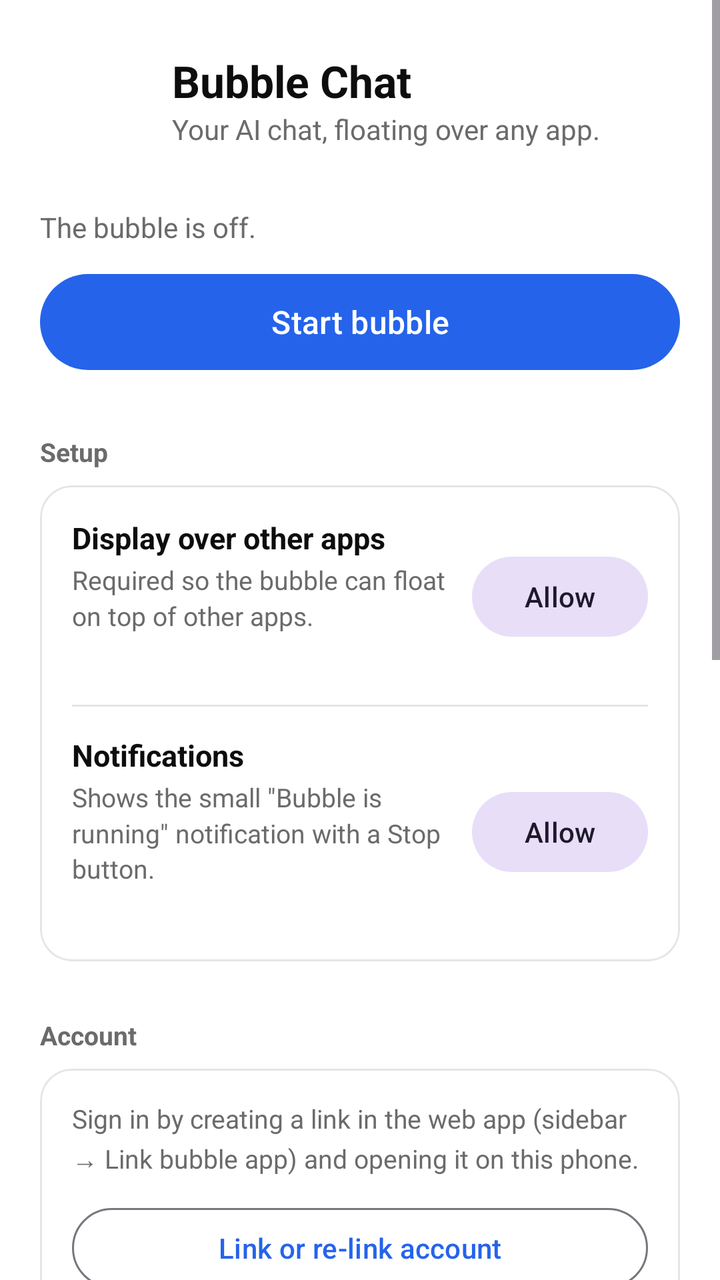
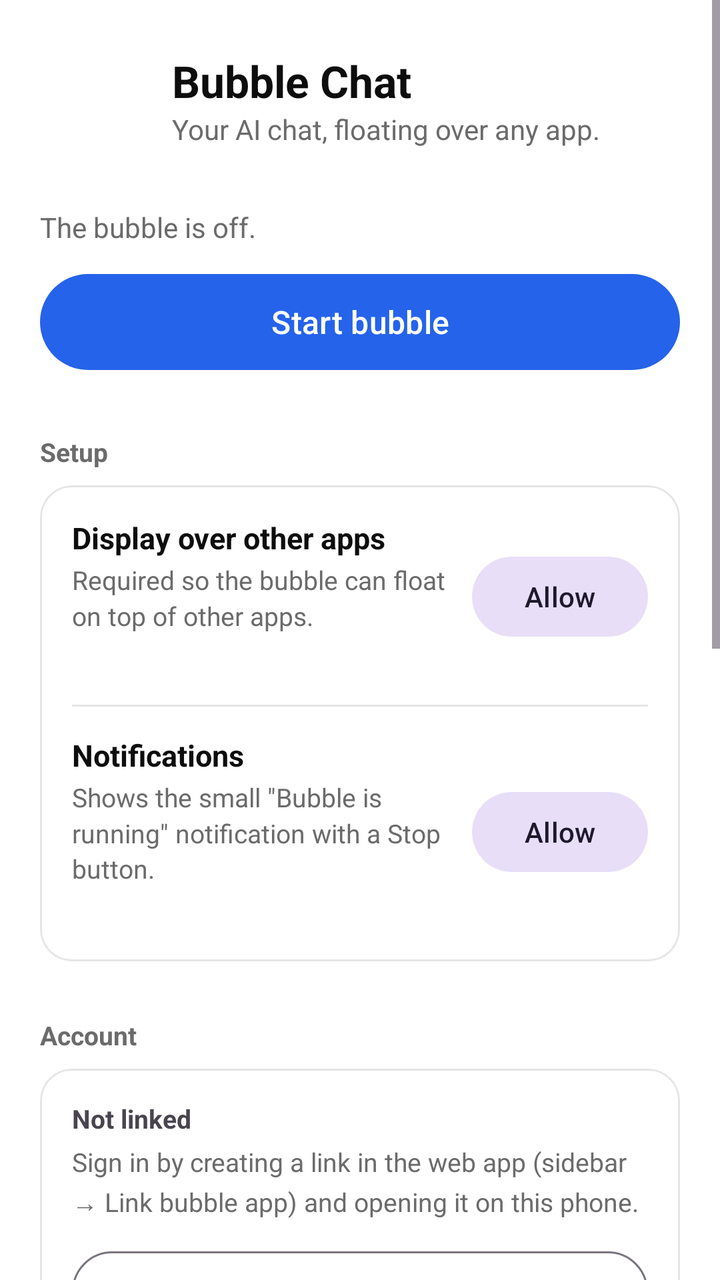

An Android layout rendered at two revisions. The XML below is the earlier revision; the diff shows what the commit changed to produce the second picture.
<!-- AndroidManifest.xml: application theme Theme.BubbleChat -->
<!-- res/layout/activity_main.xml -->
<?xml version="1.0" encoding="utf-8"?>
<ScrollView xmlns:android="http://schemas.android.com/apk/res/android"
    xmlns:app="http://schemas.android.com/apk/res-auto"
    android:id="@+id/scroll"
    android:layout_width="match_parent"
    android:layout_height="match_parent"
    android:fillViewport="true">

    <LinearLayout
        android:layout_width="match_parent"
        android:layout_height="wrap_content"
        android:orientation="vertical"
        android:paddingHorizontal="20dp"
        android:paddingVertical="24dp">

        
        <LinearLayout
            android:layout_width="match_parent"
            android:layout_height="wrap_content"
            android:gravity="center_vertical"
            android:orientation="horizontal">

            <ImageView
                android:layout_width="52dp"
                android:layout_height="52dp"
                android:contentDescription="@null"
                android:src="@mipmap/ic_launcher" />

            <LinearLayout
                android:layout_width="0dp"
                android:layout_height="wrap_content"
                android:layout_marginStart="14dp"
                android:layout_weight="1"
                android:orientation="vertical">

                <TextView
                    android:layout_width="wrap_content"
                    android:layout_height="wrap_content"
                    android:text="@string/app_name"
                    android:textColor="@color/text_primary"
                    android:textSize="22sp"
                    android:textStyle="bold" />

                <TextView
                    android:layout_width="wrap_content"
                    android:layout_height="wrap_content"
                    android:text="@string/tagline"
                    android:textColor="@color/text_secondary"
                    android:textSize="14sp" />
            </LinearLayout>
        </LinearLayout>

        
        <TextView
            android:id="@+id/bubbleStatus"
            android:layout_width="match_parent"
            android:layout_height="wrap_content"
            android:layout_marginTop="28dp"
            android:textColor="@color/text_secondary"
            android:textSize="14sp"
            android:text="@string/bubble_stopped" />

        <com.google.android.material.button.MaterialButton
            android:id="@+id/toggleBubble"
            android:layout_width="match_parent"
            android:layout_height="56dp"
            android:layout_marginTop="10dp"
            android:text="@string/start_bubble"
            android:textSize="16sp"
            app:cornerRadius="28dp" />

        
        <TextView
            style="@style/SectionTitle"
            android:text="@string/section_setup" />

        <com.google.android.material.card.MaterialCardView style="@style/Card">

            <LinearLayout
                android:layout_width="match_parent"
                android:layout_height="wrap_content"
                android:orientation="vertical"
                android:padding="16dp">

                <LinearLayout style="@style/SetupRow">

                    <LinearLayout style="@style/SetupText">

                        <TextView
                            style="@style/RowTitle"
                            android:text="@string/overlay_title" />

                        <TextView
                            style="@style/RowDesc"
                            android:text="@string/overlay_desc" />

                        <TextView
                            android:id="@+id/overlayStatus"
                            style="@style/RowStatus" />
                    </LinearLayout>

                    <com.google.android.material.button.MaterialButton
                        android:id="@+id/grantOverlay"
                        style="@style/Widget.Material3.Button.TonalButton"
                        android:layout_width="wrap_content"
                        android:layout_height="wrap_content"
                        android:text="@string/action_allow" />
                </LinearLayout>

                <View
                    android:id="@+id/notificationsDivider"
                    android:layout_width="match_parent"
                    android:layout_height="1dp"
                    android:layout_marginVertical="14dp"
                    android:background="@color/panel_border" />

                <LinearLayout
                    android:id="@+id/notificationsRow"
                    style="@style/SetupRow">

                    <LinearLayout style="@style/SetupText">

                        <TextView
                            style="@style/RowTitle"
                            android:text="@string/notifications_title" />

                        <TextView
                            style="@style/RowDesc"
                            android:text="@string/notifications_desc" />

                        <TextView
                            android:id="@+id/notificationsStatus"
                            style="@style/RowStatus" />
                    </LinearLayout>

                    <com.google.android.material.button.MaterialButton
                        android:id="@+id/grantNotifications"
                        style="@style/Widget.Material3.Button.TonalButton"
                        android:layout_width="wrap_content"
                        android:layout_height="wrap_content"
                        android:text="@string/action_allow" />
                </LinearLayout>
            </LinearLayout>
        </com.google.android.material.card.MaterialCardView>

        
        <TextView
            style="@style/SectionTitle"
            android:text="@string/section_account" />

        <com.google.android.material.card.MaterialCardView style="@style/Card">

            <LinearLayout
                android:layout_width="match_parent"
                android:layout_height="wrap_content"
                android:orientation="vertical"
                android:padding="16dp">

                <TextView
                    style="@style/RowDesc"
                    android:layout_marginTop="0dp"
                    android:text="@string/account_desc" />

                <com.google.android.material.button.MaterialButton
                    android:id="@+id/relink"
                    style="@style/Widget.Material3.Button.OutlinedButton"
                    android:layout_width="match_parent"
                    android:layout_height="wrap_content"
                    android:layout_marginTop="12dp"
                    android:text="@string/relink" />

                <com.google.android.material.button.MaterialButton
                    android:id="@+id/openWebApp"
                    style="@style/Widget.Material3.Button.TextButton"
                    android:layout_width="match_parent"
                    android:layout_height="wrap_content"
                    android:text="@string/open_web_app" />
            </LinearLayout>
        </com.google.android.material.card.MaterialCardView>

        
        <TextView
            style="@style/SectionTitle"
            android:text="@string/section_background" />

        <com.google.android.material.card.MaterialCardView style="@style/Card">

            <LinearLayout
                android:layout_width="match_parent"
                android:layout_height="wrap_content"
                android:orientation="vertical"
                android:padding="16dp">

                <TextView
                    android:id="@+id/batteryDesc"
                    style="@style/RowDesc"
                    android:layout_marginTop="0dp"
                    android:text="@string/battery_desc" />

                <com.google.android.material.button.MaterialButton
                    android:id="@+id/battery"
                    style="@style/Widget.Material3.Button.OutlinedButton"
                    android:layout_width="match_parent"
                    android:layout_height="wrap_content"
                    android:layout_marginTop="12dp"
                    android:text="@string/battery_action" />

                <TextView
                    android:id="@+id/unusedDesc"
                    style="@style/RowDesc"
                    android:layout_marginTop="16dp"
                    android:text="@string/unused_desc" />

                <com.google.android.material.button.MaterialButton
                    android:id="@+id/unusedApps"
                    style="@style/Widget.Material3.Button.OutlinedButton"
                    android:layout_width="match_parent"
                    android:layout_height="wrap_content"
                    android:layout_marginTop="8dp"
                    android:text="@string/unused_action" />

                <TextView
                    style="@style/RowDesc"
                    android:layout_marginTop="16dp"
                    android:text="@string/oem_help" />

                <com.google.android.material.button.MaterialButton
                    android:id="@+id/appSettings"
                    style="@style/Widget.Material3.Button.TextButton"
                    android:layout_width="match_parent"
                    android:layout_height="wrap_content"
                    android:text="@string/open_app_settings" />
            </LinearLayout>
        </com.google.android.material.card.MaterialCardView>

        <TextView
            android:id="@+id/version"
            android:layout_width="match_parent"
            android:layout_height="wrap_content"
            android:layout_marginTop="24dp"
            android:gravity="center"
            android:textColor="@color/text_secondary"
            android:textSize="12sp" />
    </LinearLayout>
</ScrollView>
<!-- resources referenced by this layout -->
<resources>
  <color name="panel_border">#1A000000</color>
  <color name="text_primary">#0D0D0D</color>
  <color name="text_secondary">#6B6B6B</color>
  <string name="account_desc">Sign in by creating a link in the web app (sidebar → Link bubble app) and opening it on this phone.</string>
  <string name="action_allow">Allow</string>
  <string name="app_name">Bubble Chat</string>
  <string name="battery_action">Allow background use</string>
  <string name="battery_desc">Some phones stop background apps to save battery, which closes the bubble.</string>
  <string name="bubble_stopped">The bubble is off.</string>
  <string name="notifications_desc">Shows the small \"Bubble is running\" notification with a Stop button.</string>
  <string name="notifications_title">Notifications</string>
  <string name="oem_help">On Xiaomi, Oppo, Vivo, Huawei, Realme or OnePlus, also open Settings → Apps → Bubble Chat and turn on Autostart and \"Display pop-up windows while running in the background\" (names vary by phone).</string>
  <string name="open_app_settings">Open app settings</string>
  <string name="open_web_app">Open web app</string>
  <string name="overlay_desc">Required so the bubble can float on top of other apps.</string>
  <string name="overlay_title">Display over other apps</string>
  <string name="relink">Link or re-link account</string>
  <string name="section_account">Account</string>
  <string name="section_background">Keep it running</string>
  <string name="section_setup">Setup</string>
  <string name="start_bubble">Start bubble</string>
  <string name="tagline">Your AI chat, floating over any app.</string>
  <string name="unused_action">Don\'t pause if unused</string>
  <string name="unused_desc">Android pauses apps you haven\'t opened for a few months, which would stop the bubble. Turn off "Pause app activity if unused".</string>
  <style name="Card" parent="Widget.Material3.CardView.Outlined">
          <item name="android:layout_width">match_parent</item>
          <item name="android:layout_height">wrap_content</item>
          <item name="cardBackgroundColor">@color/screen_background</item>
          <item name="strokeColor">@color/panel_border</item>
          <item name="cardCornerRadius">16dp</item>
      </style>
  <style name="RowStatus">
          <item name="android:layout_width">wrap_content</item>
          <item name="android:layout_height">wrap_content</item>
          <item name="android:layout_marginTop">4dp</item>
          <item name="android:textSize">13sp</item>
          <item name="android:textStyle">bold</item>
      </style>
  <style name="RowTitle">
          <item name="android:layout_width">wrap_content</item>
          <item name="android:layout_height">wrap_content</item>
          <item name="android:textColor">@color/text_primary</item>
          <item name="android:textSize">15sp</item>
          <item name="android:textStyle">bold</item>
      </style>
  <style name="SetupRow">
          <item name="android:layout_width">match_parent</item>
          <item name="android:layout_height">wrap_content</item>
          <item name="android:orientation">horizontal</item>
          <item name="android:gravity">center_vertical</item>
      </style>
  <style name="SetupText">
          <item name="android:layout_width">0dp</item>
          <item name="android:layout_height">wrap_content</item>
          <item name="android:layout_weight">1</item>
          <item name="android:layout_marginEnd">12dp</item>
          <item name="android:orientation">vertical</item>
      </style>
  <style name="Theme.BubbleChat" parent="Theme.Material3.DayNight.NoActionBar">
          <item name="colorPrimary">@color/brand</item>
          <item name="colorOnPrimary">#FFFFFF</item>
          <item name="android:windowBackground">@color/screen_background</item>
      </style>
  <color name="ic_launcher_background">#0F1035</color>
  <color name="screen_background">#FFFFFF</color>
  <color name="brand">#2563EB</color>
  <!-- unchanged entries left out for length: 3 -->
</resources>

<!-- the commit's change to res/layout/activity_main.xml (unified diff, before → after) -->
@@ -157,8 +157,16 @@
                 android:padding="16dp">
 
                 <TextView
-                    style="@style/RowDesc"
+                    android:id="@+id/accountStatus"
+                    style="@style/RowStatus"
+                    android:layout_width="match_parent"
                     android:layout_marginTop="0dp"
+                    android:text="@string/account_not_linked" />
+
+                <TextView
+                    android:id="@+id/accountDesc"
+                    style="@style/RowDesc"
+                    android:layout_marginTop="4dp"
                     android:text="@string/account_desc" />
 
                 <com.google.android.material.button.MaterialButton
@@ -167,7 +175,7 @@
                     android:layout_width="match_parent"
                     android:layout_height="wrap_content"
                     android:layout_marginTop="12dp"
-                    android:text="@string/relink" />
+                    android:text="@string/link_account" />
 
                 <com.google.android.material.button.MaterialButton
                     android:id="@+id/openWebApp"
<!-- resource entries referenced after the edit -->
@@ -4,11 +4,13 @@
   <color name="text_primary">#0D0D0D</color>
   <color name="text_secondary">#6B6B6B</color>
   <string name="account_desc">Sign in by creating a link in the web app (sidebar → Link bubble app) and opening it on this phone.</string>
+  <string name="account_not_linked">Not linked</string>
   <string name="action_allow">Allow</string>
   <string name="app_name">Bubble Chat</string>
   <string name="battery_action">Allow background use</string>
   <string name="battery_desc">Some phones stop background apps to save battery, which closes the bubble.</string>
   <string name="bubble_stopped">The bubble is off.</string>
+  <string name="link_account">Link account</string>
   <string name="notifications_desc">Shows the small \"Bubble is running\" notification with a Stop button.</string>
   <string name="notifications_title">Notifications</string>
   <string name="oem_help">On Xiaomi, Oppo, Vivo, Huawei, Realme or OnePlus, also open Settings → Apps → Bubble Chat and turn on Autostart and \"Display pop-up windows while running in the background\" (names vary by phone).</string>
@@ -16,7 +18,6 @@
   <string name="open_web_app">Open web app</string>
   <string name="overlay_desc">Required so the bubble can float on top of other apps.</string>
   <string name="overlay_title">Display over other apps</string>
-  <string name="relink">Link or re-link account</string>
   <string name="section_account">Account</string>
   <string name="section_background">Keep it running</string>
   <string name="section_setup">Setup</string>
